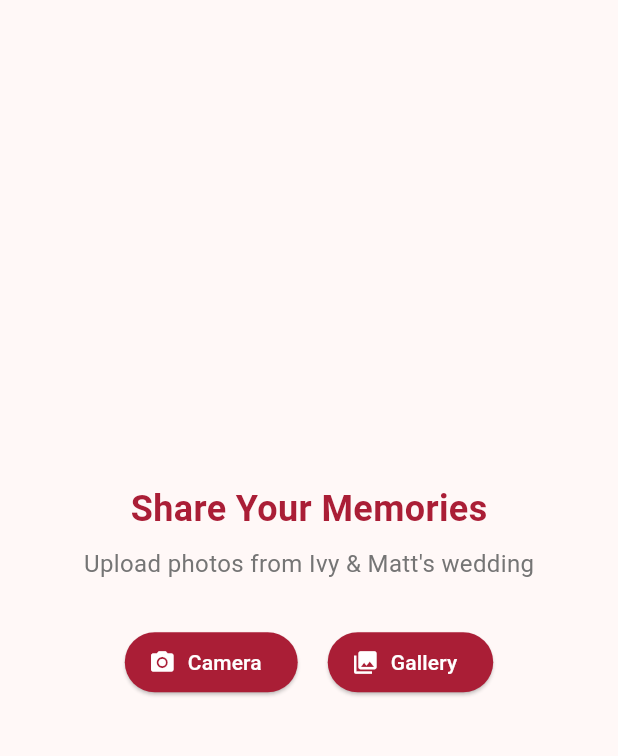
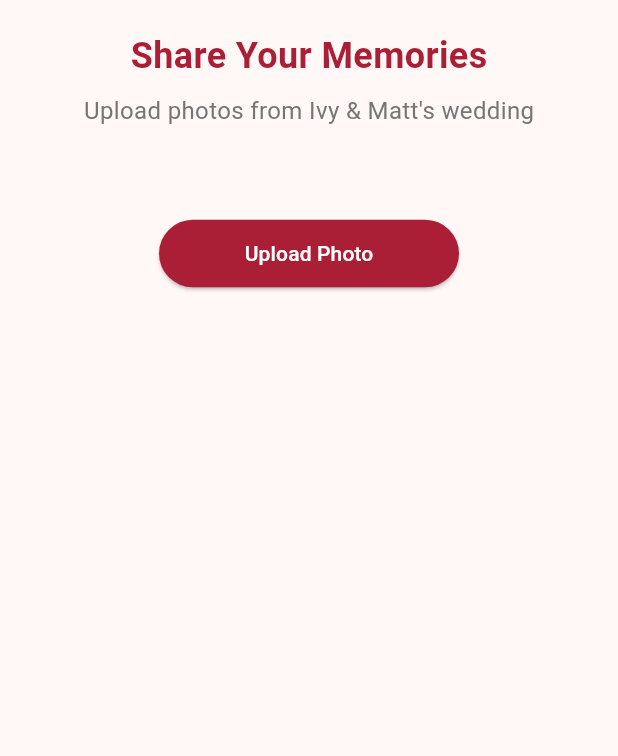
Before and after one commit to windysabolbora/weddingmobile_app, a Flutter app: the MenuPage screen opened by its route, after a tap on "Upload Photos", on a phone screen of 412 x 824 dp, the part 84-840 px from its top. Run offline on Flutter 3.47's test engine with Material 3 defaults, Android fonts, the light colour scheme and no system bars; our stand-ins replace image_picker.

Commit message:
fifth commmit

```diff
--- a/lib/main.dart
+++ b/lib/main.dart
@@ -30,7 +30,7 @@ class MyApp extends StatelessWidget {
       initialRoute: '/',
       routes: {
         '/': (context) => const MainScreen(initialIndex: 0),
-        '/memories': (context) => MemoriesPage(),
+        '/memories': (context) => const MemoriesPage(imageFile: null),
         '/search': (context) => const SearchPage(),
         '/menu': (context) => const MenuPage(),
       },
--- a/lib/upload_page.dart
+++ b/lib/upload_page.dart
@@ -1,9 +1,10 @@
 import 'package:flutter/material.dart';
 import 'dart:io';
 import 'package:image_picker/image_picker.dart';
+import 'memories_page.dart'; // Make sure to import the MemoriesPage
 
 class UploadPage extends StatefulWidget {
-  const UploadPage({Key? key}) : super(key: key);
+  const UploadPage({super.key});
 
   @override
   State<UploadPage> createState() => _UploadPageState();
@@ -13,8 +14,9 @@ class _UploadPageState extends State<UploadPage> {
   File? _image;
   final ImagePicker _picker = ImagePicker();
 
-  Future<void> _getImage(ImageSource source) async {
-    final XFile? pickedFile = await _picker.pickImage(source: source);
+  Future<void> _getImage() async {
+    final XFile? pickedFile =
+        await _picker.pickImage(source: ImageSource.gallery);
 
     if (pickedFile != null) {
       setState(() {
@@ -24,8 +26,22 @@ class _UploadPageState extends State<UploadPage> {
   }
 
   @override
+  void initState() {
+    super.initState();
+    _getImage(); // Automatically open the gallery when the page loads
+  }
+
+  @override
   Widget build(BuildContext context) {
-    return Center(
+    return WillPopScope(
+      onWillPop: () async {
+        // Allow the back navigation
+        return true;
+      },
+      child: Scaffold(
+        body: SafeArea(
+          child: SingleChildScrollView(
+            child: Center(
               child: Column(
                 mainAxisAlignment: MainAxisAlignment.center,
                 children: [
@@ -43,12 +59,12 @@ class _UploadPageState extends State<UploadPage> {
                       ),
                     ),
                   const SizedBox(height: 20),
-          Text(
+                  const Text(
                     'Share Your Memories',
                     style: TextStyle(
                       fontSize: 24,
                       fontWeight: FontWeight.bold,
-              color: const Color(0xFFAA1E36),
+                      color: Color(0xFFAA1E36),
                     ),
                   ),
                   const SizedBox(height: 8),
@@ -60,45 +76,27 @@ class _UploadPageState extends State<UploadPage> {
                     ),
                   ),
                   const SizedBox(height: 30),
-          Row(
-            mainAxisAlignment: MainAxisAlignment.center,
-            children: [
-              ElevatedButton.icon(
-                onPressed: () => _getImage(ImageSource.camera),
-                icon: const Icon(Icons.camera_alt),
-                label: const Text('Camera'),
-                style: ElevatedButton.styleFrom(
-                  backgroundColor: const Color(0xFFAA1E36),
-                  foregroundColor: Colors.white,
-                ),
-              ),
-              const SizedBox(width: 20),
-              ElevatedButton.icon(
-                onPressed: () => _getImage(ImageSource.gallery),
-                icon: const Icon(Icons.photo_library),
-                label: const Text('Gallery'),
-                style: ElevatedButton.styleFrom(
-                  backgroundColor: const Color(0xFFAA1E36),
-                  foregroundColor: Colors.white,
-                ),
-              ),
-            ],
-          ),
-          if (_image != null)
                   Padding(
                     padding: const EdgeInsets.only(top: 30.0),
                     child: ElevatedButton(
                       onPressed: () {
-                  // Show upload success message
-                  ScaffoldMessenger.of(context).showSnackBar(
-                    const SnackBar(
-                      content: Text('Photo uploaded successfully!'),
-                      backgroundColor: Color(0xFFAA1E36),
+                        if (_image != null) {
+                          Navigator.push(
+                            context,
+                            MaterialPageRoute(
+                              builder: (context) =>
+                                  MemoriesPage(imageFile: _image!),
                             ),
                           );
                           setState(() {
                             _image = null;
                           });
+                        } else {
+                          ScaffoldMessenger.of(context).showSnackBar(
+                            const SnackBar(
+                                content: Text('Please select an image first!')),
+                          );
+                        }
                       },
                       style: ElevatedButton.styleFrom(
                         backgroundColor: const Color(0xFFAA1E36),
@@ -113,6 +111,10 @@ class _UploadPageState extends State<UploadPage> {
                   ),
                 ],
               ),
+            ),
+          ),
+        ),
+      ),
     );
   }
 }
```
Also changed, not shown: lib/memories_page.dart (+32 -2 lines), lib/stories_page.dart (added, +65 -0 lines), pubspec.lock. Lines whose indentation alone changed are shown as unchanged.
